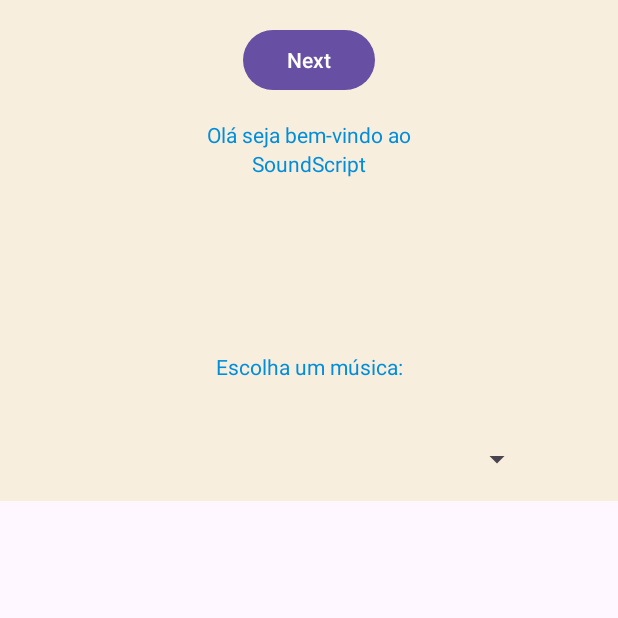
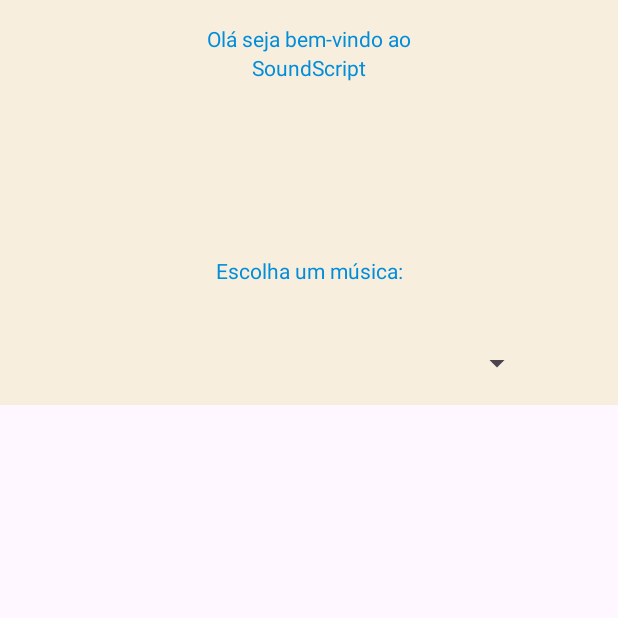
Before and after one commit to Gustavo-Lopez-Flores/SoundScript, an Android app: the screen it shows after launch (MainActivity), on a phone screen of 412 x 824 dp, the top half of it. Run offline under Robolectric (Android 15) with nearby library versions, the light colour scheme and no system bars; our stand-ins replace navigation-ui.

Commit message:
Botões apagados e Main corrigida

```diff
--- a/app/src/main/java/com/example/soundscript/FirstFragment.java
+++ b/app/src/main/java/com/example/soundscript/FirstFragment.java
@@ -29,13 +29,6 @@
     public void onViewCreated(@NonNull View view, Bundle savedInstanceState) {
         super.onViewCreated(view, savedInstanceState);
 
-        binding.buttonFirst.setOnClickListener(new View.OnClickListener() {
-            @Override
-            public void onClick(View view) {
-                NavHostFragment.findNavController(FirstFragment.this)
-                        .navigate(R.id.action_FirstFragment_to_SecondFragment);
-            }
-        });
     }
 
     @Override
--- a/app/src/main/java/com/example/soundscript/MainActivity.java
+++ b/app/src/main/java/com/example/soundscript/MainActivity.java
@@ -33,8 +33,7 @@
         setContentView(binding.getRoot());
 
         NavController navController = Navigation.findNavController(this, R.id.nav_host_fragment_content_main);
-        appBarConfiguration = new AppBarConfiguration.Builder(navController.getGraph()).build();
-        NavigationUI.setupActionBarWithNavController(this, navController, appBarConfiguration);
+        appBarConfiguration = new AppBarConfiguration.Builder(navController.getGraph()).build();;
     }
 
     @Override
--- a/app/src/main/res/layout/fragment_first.xml
+++ b/app/src/main/res/layout/fragment_first.xml
@@ -12,27 +12,16 @@
         android:background="@color/belge"
         android:padding="16dp">
 
-        <Button
-            android:id="@+id/button_first"
-            android:layout_width="wrap_content"
-            android:layout_height="wrap_content"
-            android:text="@string/next"
-            app:layout_constraintBottom_toTopOf="@id/textview_first"
-            app:layout_constraintEnd_toEndOf="parent"
-            app:layout_constraintStart_toStartOf="parent"
-            app:layout_constraintTop_toTopOf="parent" />
-
         <TextView
             android:id="@+id/textview_first"
             android:layout_width="wrap_content"
             android:layout_height="wrap_content"
-            android:layout_marginTop="16dp"
             android:text="@string/welcome"
             android:textColor="@color/blue"
             app:layout_constraintBottom_toTopOf="@+id/textView"
             app:layout_constraintEnd_toEndOf="parent"
             app:layout_constraintStart_toStartOf="parent"
-            app:layout_constraintTop_toBottomOf="@id/button_first" />
+            app:layout_constraintTop_toTopOf="parent" />
 
         <Spinner
             android:id="@+id/spinner"
```
Also changed, not shown: app/src/main/java/com/example/soundscript/SecondFragment.java (+0 -7 lines), app/src/main/res/layout/fragment_second.xml (+5 -15 lines).
